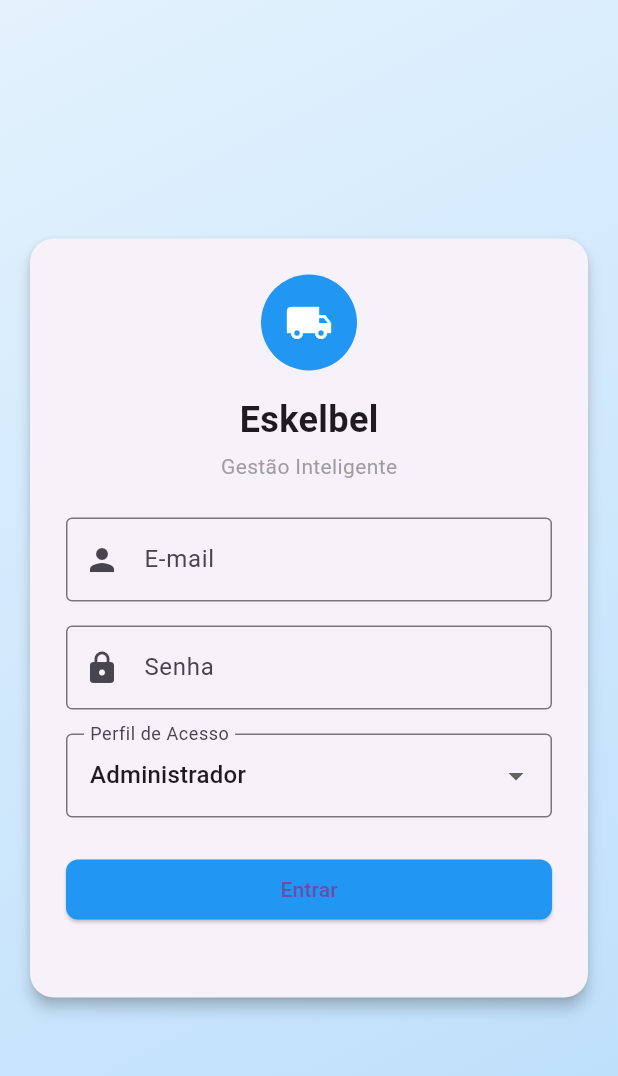
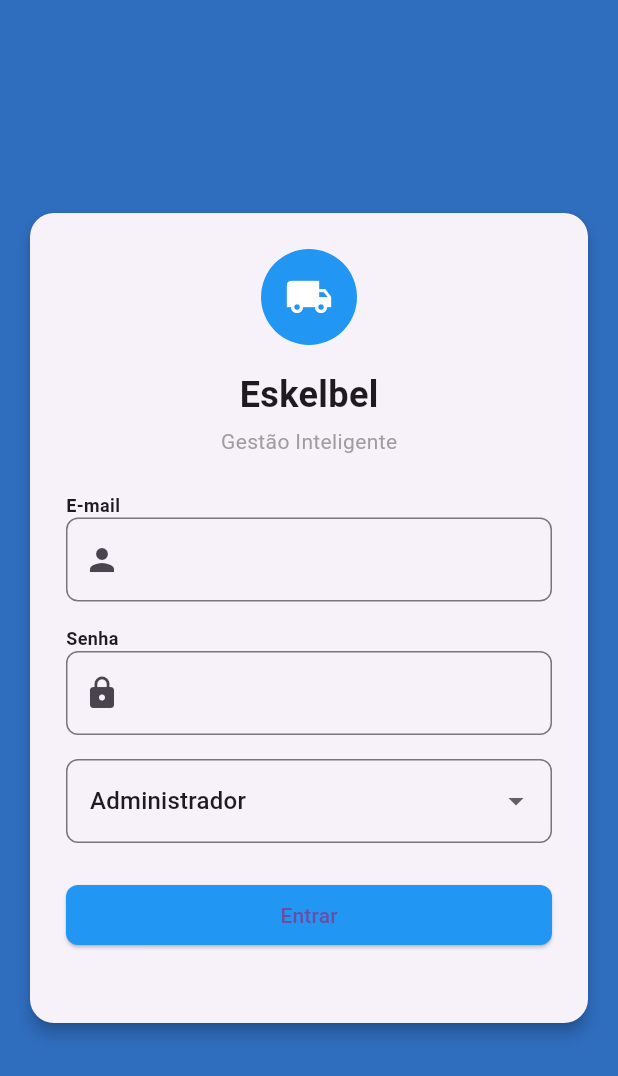
Before and after one commit to jooaonnz/Eskelbel-Gestao_inteligente, a Flutter app: the screen it shows after launch, on a phone screen of 412 x 824 dp. Shown: the top 1076 px of the screen. Run offline on Flutter 3.47's test engine with Material 3 defaults, Android fonts, the phone set to English and light mode, and no system bars.

Commit message:
ft: Label login  atualizado

```diff
--- a/lib/src/features/auth/views/login_page.dart
+++ b/lib/src/features/auth/views/login_page.dart
@@ -23,17 +23,12 @@ class _LoginPageState extends State<LoginPage> {
     final name = role == 'admin'
         ? 'Administrador'
         : role == 'estoquista'
-            ? 'João Silva'
-            : role == 'motorista'
-                ? 'Carlos Santos'
-                : 'Maria Costa';
+        ? 'João Silva'
+        : role == 'motorista'
+        ? 'Carlos Santos'
+        : 'Maria Costa';
 
-    final user = {
-      'id': '1',
-      'name': name,
-      'email': email,
-      'role': role,
-    };
+    final user = {'id': '1', 'name': name, 'email': email, 'role': role};
 
     _navigateBasedOnRole(user);
   }
@@ -71,9 +66,9 @@ class _LoginPageState extends State<LoginPage> {
       nextPage = HomePage(user: user);
     }
 
-    Navigator.of(context).pushReplacement(
-      MaterialPageRoute(builder: (context) => nextPage),
-    );
+    Navigator.of(
+      context,
+    ).pushReplacement(MaterialPageRoute(builder: (context) => nextPage));
   }
 
   @override
@@ -81,18 +76,16 @@ class _LoginPageState extends State<LoginPage> {
     return Scaffold(
       body: Container(
         decoration: const BoxDecoration(
-          gradient: LinearGradient(
-            colors: [Color(0xFFE3F2FD), Color(0xFFBBDEFB)],
-            begin: Alignment.topLeft,
-            end: Alignment.bottomRight,
-          ),
+          color: Color.fromARGB(255, 47, 109, 190),
         ),
         child: Center(
           child: SingleChildScrollView(
             padding: const EdgeInsets.all(16),
             child: Card(
               elevation: 4,
-              shape: RoundedRectangleBorder(borderRadius: BorderRadius.circular(16)),
+              shape: RoundedRectangleBorder(
+                borderRadius: BorderRadius.circular(16),
+              ),
               child: Padding(
                 padding: const EdgeInsets.all(24),
                 child: Column(
@@ -105,12 +98,19 @@ class _LoginPageState extends State<LoginPage> {
                         color: Colors.blue,
                         shape: BoxShape.circle,
                       ),
-                      child: const Icon(Icons.local_shipping, color: Colors.white, size: 32),
+                      child: const Icon(
+                        Icons.local_shipping,
+                        color: Colors.white,
+                        size: 32,
+                      ),
                     ),
                     const SizedBox(height: 16),
                     const Text(
                       'Eskelbel',
-                      style: TextStyle(fontSize: 24, fontWeight: FontWeight.bold),
+                      style: TextStyle(
+                        fontSize: 24,
+                        fontWeight: FontWeight.bold,
+                      ),
                     ),
                     const SizedBox(height: 4),
                     const Text(
@@ -118,22 +118,45 @@ class _LoginPageState extends State<LoginPage> {
                       style: TextStyle(fontSize: 14, color: Colors.grey),
                     ),
                     const SizedBox(height: 24),
+                    const Align(
+                      alignment: Alignment.centerLeft,
+                      child: Text(
+                        'E-mail',
+                        style: TextStyle(
+                          fontSize: 12,
+                          fontWeight: FontWeight.bold,
+                        ),
+                      ),
+                    ),
                     TextField(
                       controller: emailController,
                       decoration: const InputDecoration(
-                        labelText: 'E-mail',
                         prefixIcon: Icon(Icons.person),
-                        border: OutlineInputBorder(),
+                        border: OutlineInputBorder(
+                          borderRadius: BorderRadius.all(Radius.circular(8)),
+                        ),
                       ),
                       keyboardType: TextInputType.emailAddress,
                     ),
                     const SizedBox(height: 16),
+
+                    const Align(
+                      alignment: Alignment.centerLeft,
+                      child: Text(
+                        'Senha',
+                        style: TextStyle(
+                          fontSize: 12,
+                          fontWeight: FontWeight.bold,
+                        ),
+                      ),
+                    ),
                     TextField(
                       controller: passwordController,
                       decoration: const InputDecoration(
-                        labelText: 'Senha',
                         prefixIcon: Icon(Icons.lock),
-                        border: OutlineInputBorder(),
+                        border: OutlineInputBorder(
+                          borderRadius: BorderRadius.all(Radius.circular(8)),
+                        ),
                       ),
                       obscureText: true,
                     ),
@@ -141,14 +164,27 @@ class _LoginPageState extends State<LoginPage> {
                     DropdownButtonFormField<String>(
                       value: selectedRole,
                       decoration: const InputDecoration(
-                        labelText: 'Perfil de Acesso',
-                        border: OutlineInputBorder(),
+                        border: OutlineInputBorder(
+                          borderRadius: BorderRadius.all(Radius.circular(8)),
+                        ),
                       ),
                       items: const [
-                        DropdownMenuItem(value: 'admin', child: Text('Administrador')),
-                        DropdownMenuItem(value: 'estoquista', child: Text('Estoquista')),
-                        DropdownMenuItem(value: 'motorista', child: Text('Motorista')),
-                        DropdownMenuItem(value: 'financeiro', child: Text('Financeiro')),
+                        DropdownMenuItem(
+                          value: 'admin',
+                          child: Text('Administrador'),
+                        ),
+                        DropdownMenuItem(
+                          value: 'estoquista',
+                          child: Text('Estoquista'),
+                        ),
+                        DropdownMenuItem(
+                          value: 'motorista',
+                          child: Text('Motorista'),
+                        ),
+                        DropdownMenuItem(
+                          value: 'financeiro',
+                          child: Text('Financeiro'),
+                        ),
                       ],
                       onChanged: (value) {
                         setState(() {
@@ -162,7 +198,9 @@ class _LoginPageState extends State<LoginPage> {
                       child: ElevatedButton(
                         style: ElevatedButton.styleFrom(
                           backgroundColor: Colors.blue,
-                          shape: RoundedRectangleBorder(borderRadius: BorderRadius.circular(8)),
+                          shape: RoundedRectangleBorder(
+                            borderRadius: BorderRadius.circular(8),
+                          ),
                         ),
                         onPressed: handleSubmit,
                         child: const Text('Entrar'),
```
